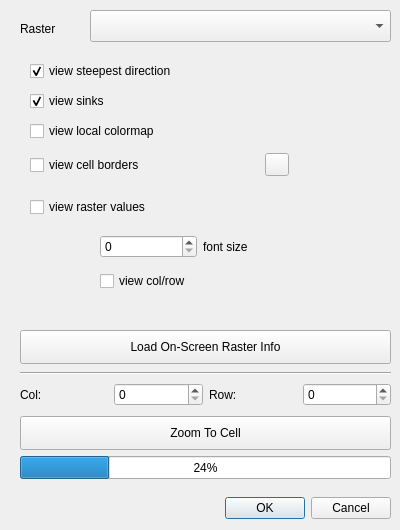
Above: geomorpheye/geomorpheye_dialog_base.ui from g-ant-eu/qgis-plugins before the change. Below: the same form after it.
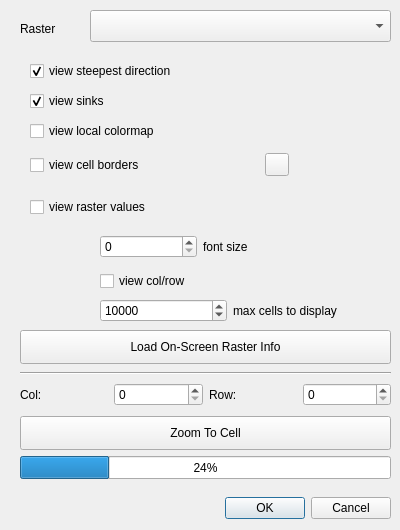
That is the form after the change. Custom widgets are drawn as their Qt base class.

Commit message: make max cell size a parameter for the user

What changed in the file:
```diff
--- a/geomorpheye/geomorpheye_dialog_base.ui
+++ b/geomorpheye/geomorpheye_dialog_base.ui
@@ -42,6 +42,53 @@
     <string>Raster</string>
    </property>
   </widget>
+  <widget class="QWidget" name="">
+   <property name="geometry">
+    <rect>
+     <x>100</x>
+     <y>296</y>
+     <width>260</width>
+     <height>30</height>
+    </rect>
+   </property>
+   <layout class="QHBoxLayout" name="horizontalLayout_4">
+    <property name="leftMargin">
+     <number>0</number>
+    </property>
+    <property name="topMargin">
+     <number>0</number>
+    </property>
+    <property name="rightMargin">
+     <number>0</number>
+    </property>
+    <property name="bottomMargin">
+     <number>0</number>
+    </property>
+    <item>
+     <widget class="QSpinBox" name="maxCellsSpinBox">
+      <property name="minimum">
+       <number>100</number>
+      </property>
+      <property name="maximum">
+       <number>500000</number>
+      </property>
+      <property name="singleStep">
+       <number>1000</number>
+      </property>
+      <property name="value">
+       <number>10000</number>
+      </property>
+     </widget>
+    </item>
+    <item>
+     <widget class="QLabel" name="maxCellsLabel">
+      <property name="text">
+       <string>max cells to display</string>
+      </property>
+     </widget>
+    </item>
+   </layout>
+  </widget>
   <widget class="QPushButton" name="pushButtonLoad">
    <property name="geometry">
     <rect>
```
The commit also changes 2 other files.
